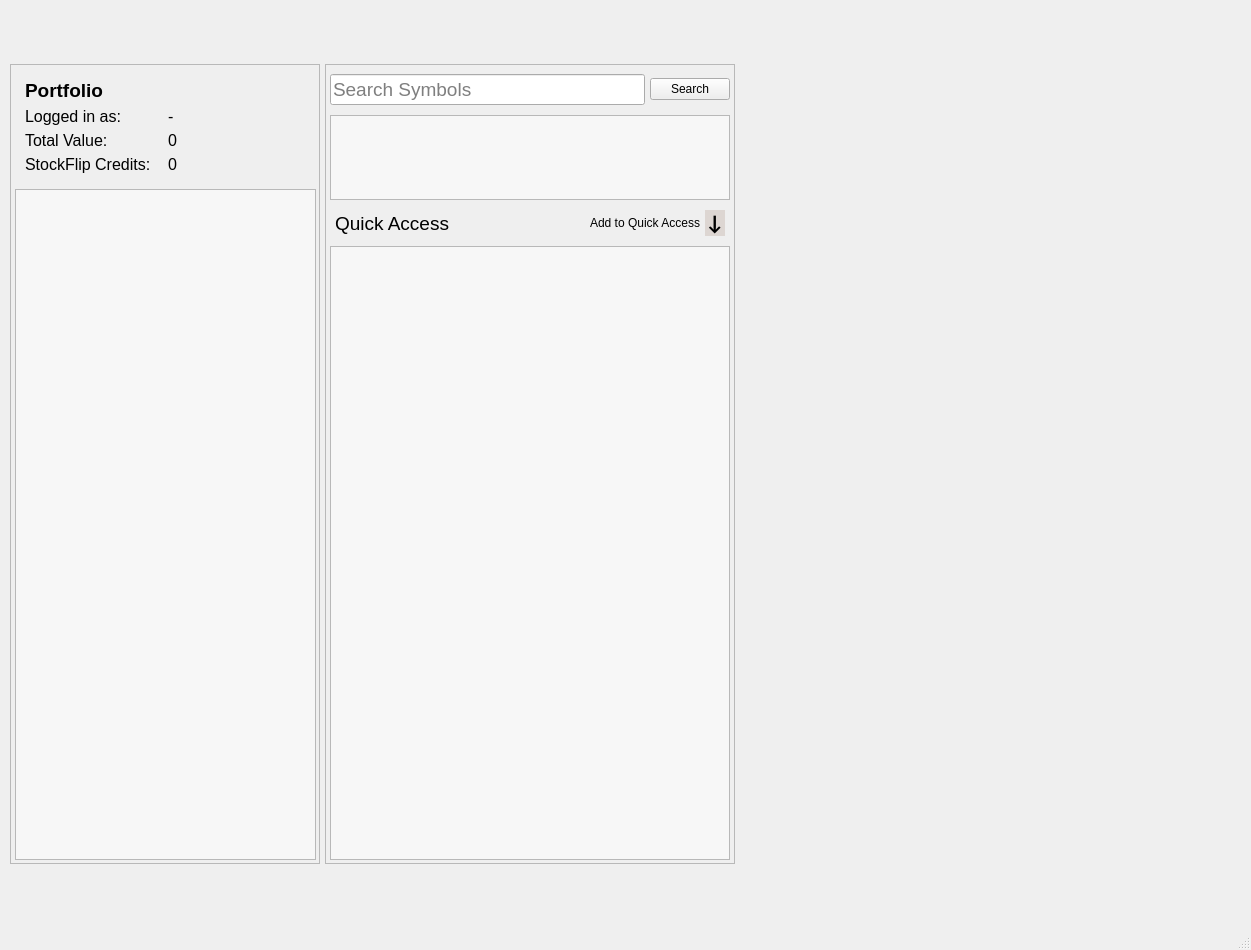
Old version of the form UI/main.ui in the repository welshbrad/StockFlip.
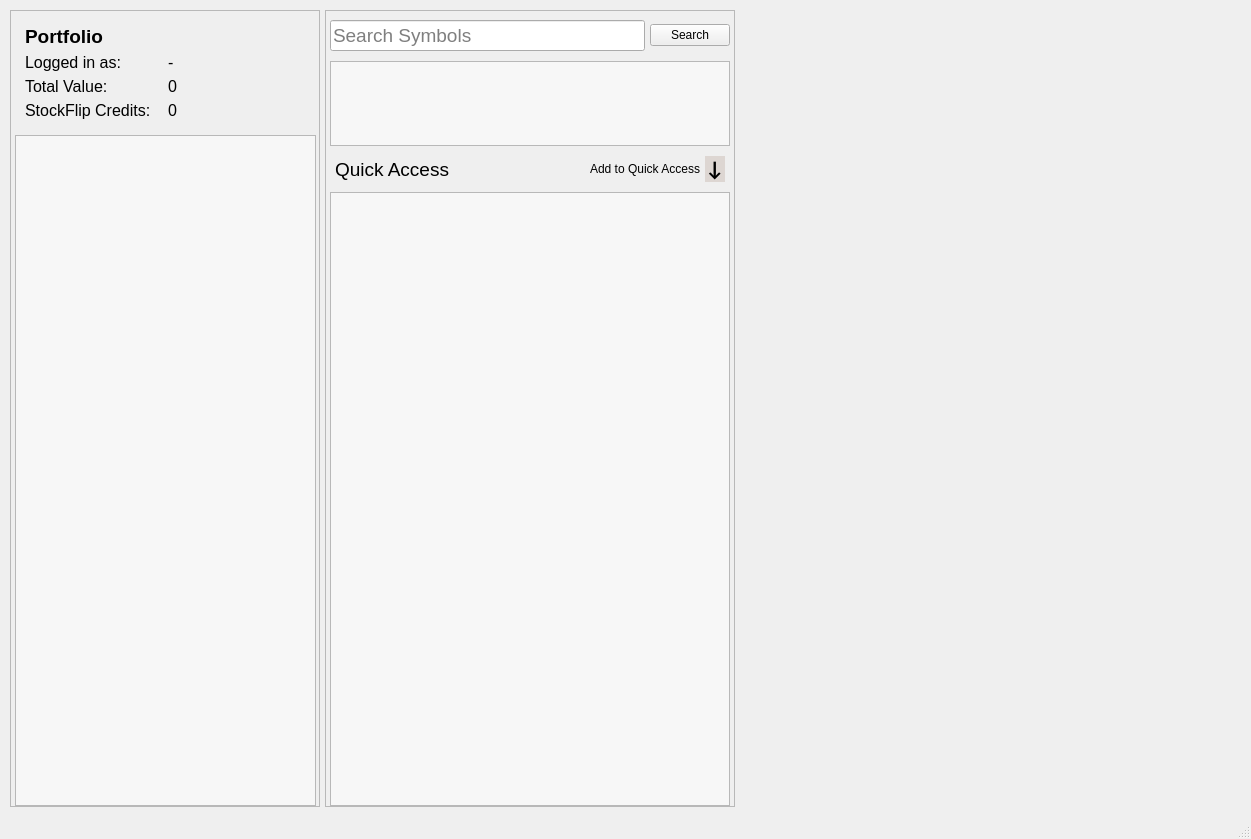
New version of the form.

```diff
--- a/UI/main.ui
+++ b/UI/main.ui
@@ -7,7 +7,7 @@
     <x>0</x>
     <y>0</y>
     <width>1251</width>
-    <height>950</height>
+    <height>839</height>
    </rect>
   </property>
   <property name="palette">
@@ -51,6 +51,12 @@
    <string>MainWindow</string>
   </property>
   <widget class="QWidget" name="centralwidget">
+   <property name="sizePolicy">
+    <sizepolicy hsizetype="Preferred" vsizetype="Preferred">
+     <horstretch>0</horstretch>
+     <verstretch>100</verstretch>
+    </sizepolicy>
+   </property>
    <layout class="QGridLayout" name="gridLayout_2">
     <property name="leftMargin">
      <number>10</number>
@@ -67,19 +73,6 @@
     <property name="spacing">
      <number>5</number>
     </property>
-    <item row="0" column="4">
-     <spacer name="horizontalSpacer">
-      <property name="orientation">
-       <enum>Qt::Horizontal</enum>
-      </property>
-      <property name="sizeHint" stdset="0">
-       <size>
-        <width>40</width>
-        <height>20</height>
-       </size>
-      </property>
-     </spacer>
-    </item>
     <item row="0" column="2" rowspan="2">
      <widget class="QFrame" name="frame">
       <property name="sizePolicy">
@@ -401,28 +394,6 @@
       </widget>
      </widget>
     </item>
-    <item row="0" column="3">
-     <widget class="QWidget" name="companyInfoWidget" native="true">
-      <property name="sizePolicy">
-       <sizepolicy hsizetype="Expanding" vsizetype="Expanding">
-        <horstretch>0</horstretch>
-        <verstretch>0</verstretch>
-       </sizepolicy>
-      </property>
-      <property name="minimumSize">
-       <size>
-        <width>400</width>
-        <height>400</height>
-       </size>
-      </property>
-      <property name="maximumSize">
-       <size>
-        <width>800</width>
-        <height>600</height>
-       </size>
-      </property>
-     </widget>
-    </item>
     <item row="0" column="1" rowspan="2">
      <widget class="QFrame" name="frame_2">
       <property name="sizePolicy">
@@ -581,7 +552,7 @@
           <property name="sizePolicy">
            <sizepolicy hsizetype="Expanding" vsizetype="Expanding">
             <horstretch>0</horstretch>
-            <verstretch>0</verstretch>
+            <verstretch>100</verstretch>
            </sizepolicy>
           </property>
           <property name="minimumSize">
@@ -651,6 +622,28 @@
       </widget>
      </widget>
     </item>
+    <item row="0" column="4">
+     <widget class="QWidget" name="companyInfoWidget" native="true">
+      <property name="sizePolicy">
+       <sizepolicy hsizetype="Expanding" vsizetype="Expanding">
+        <horstretch>0</horstretch>
+        <verstretch>0</verstretch>
+       </sizepolicy>
+      </property>
+      <property name="minimumSize">
+       <size>
+        <width>400</width>
+        <height>400</height>
+       </size>
+      </property>
+      <property name="maximumSize">
+       <size>
+        <width>800</width>
+        <height>600</height>
+       </size>
+      </property>
+     </widget>
+    </item>
    </layout>
   </widget>
   <widget class="QStatusBar" name="statusbar"/>
```
